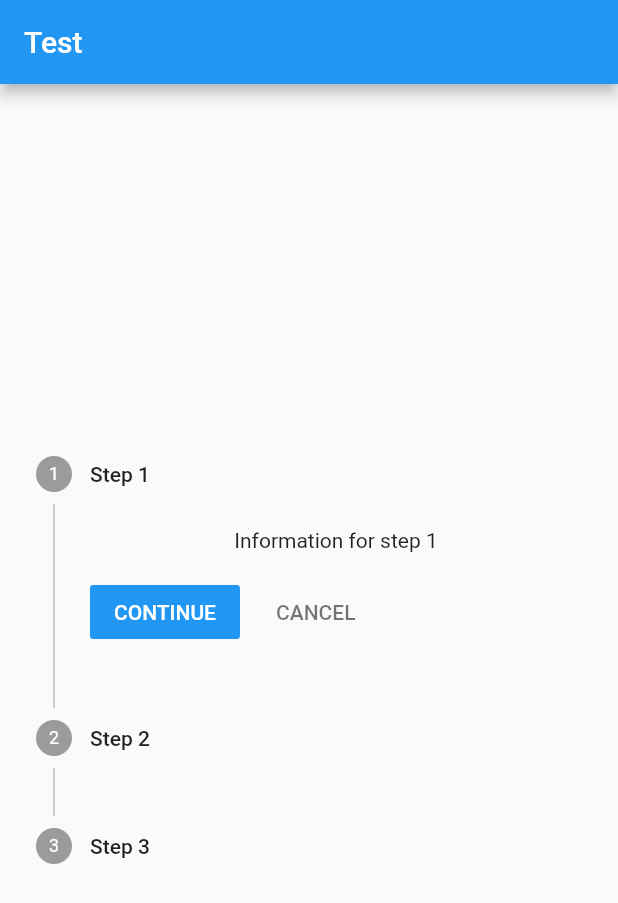
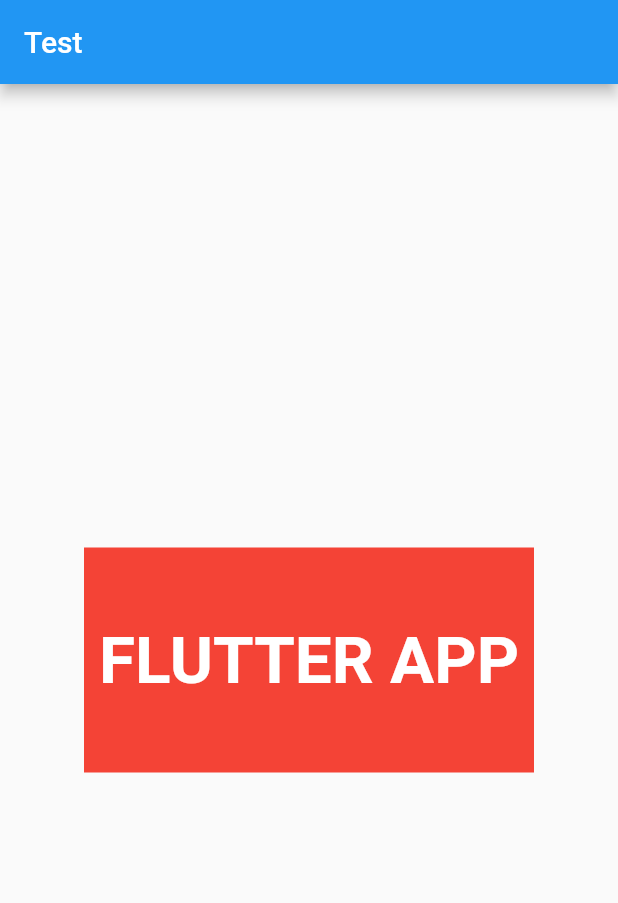
Before and after one commit to Flutterappuser/stepper, a Flutter app: the screen it shows after launch, on a phone screen of 412 x 824 dp. Shown: the top 903 px of the screen. Run offline on Flutter 3.47's test engine with Material 2 defaults, Android fonts, the phone set to English and light mode, and no system bars.

```diff
--- a/lib/hompage.dart
+++ b/lib/hompage.dart
@@ -1,3 +1,5 @@
+
+
 import 'package:flutter/material.dart';
 
 class Hompage extends StatefulWidget {
@@ -8,45 +10,24 @@ class Hompage extends StatefulWidget {
 }
 
 class _HompageState extends State<Hompage> {
-  int _currentStep = 0 ;
+
   @override
   Widget build(BuildContext context) {
 
     return  Scaffold(
         appBar:  AppBar(title: const Text("Test")),
         body: Center(
-          child: Stepper(steps: const [
-            Step(title: Text('Step 1'),
-            content: Text('Information for step 1')),
-            Step(title: Text('Step 2'),
-                content: Text('Information for step 2')),
-            Step(title: Text('Step 3'),
-                content: Text('Information for step 3')),
-          ],
-          onStepTapped: (int newindex) {
-            setState(() {
-              _currentStep = newindex ;
-            });
-          },
-
-            currentStep: _currentStep,
-
-            onStepContinue: (){
-            if (_currentStep != 2){
-              setState(() {
-                _currentStep +=1;
-              });
-            }
-            },
-
-            onStepCancel: (){
-              if (_currentStep != 0){
-                setState(() {
-                  _currentStep -=1;
-                });
-              }
-            },
-
+          child: Container(
+            width: 300,
+            height: 150,
+            color: Colors.red,
+            padding: const EdgeInsets.all(10.0),
+            child: const FittedBox(
+              child:  Text('FLUTTER APP',
+              style: TextStyle(fontSize: 100,
+              color: Colors.white,
+              fontWeight: FontWeight.bold,),),
+            ),
           ),
         ),
 
```
